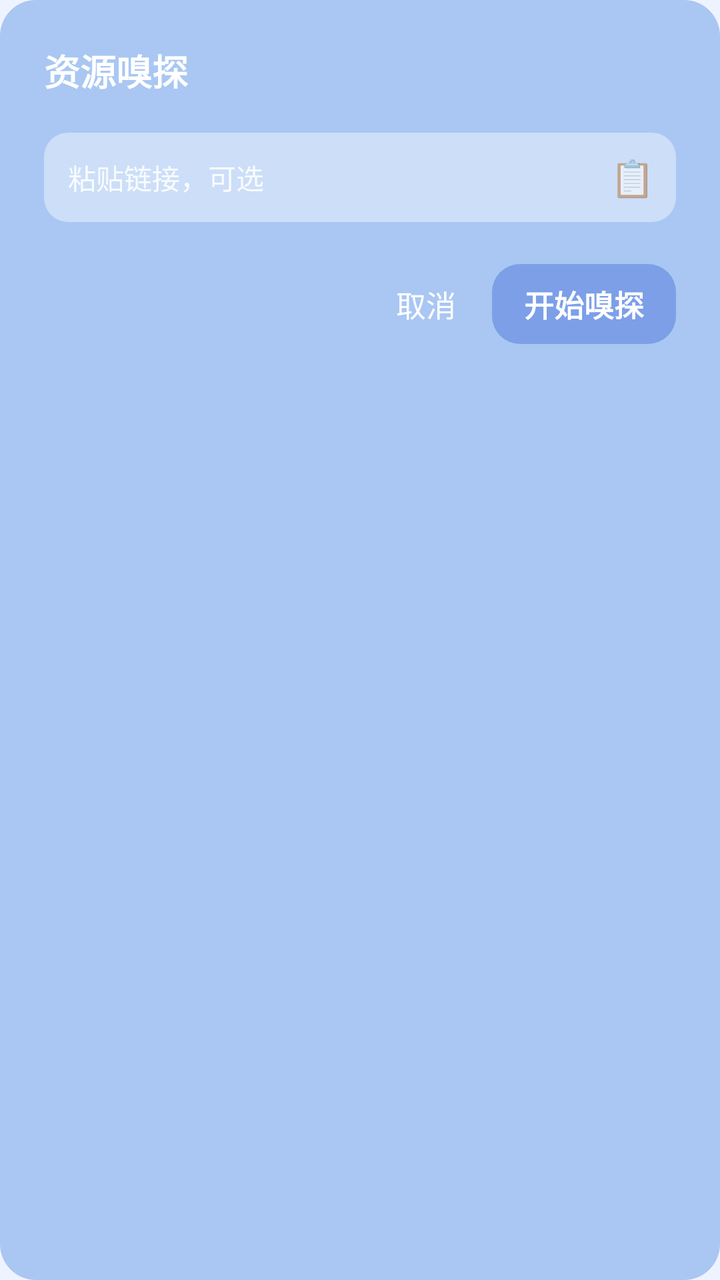
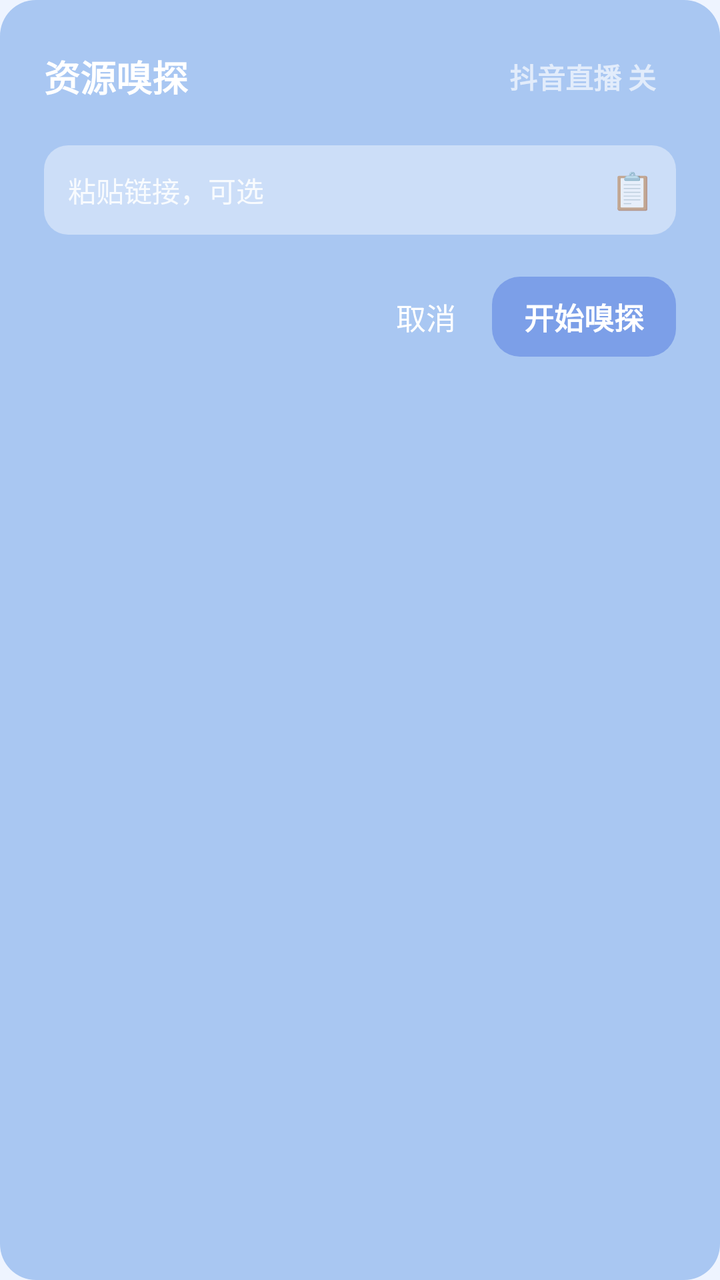

Before-and-after screenshots of an Android layout around one commit, followed by the original layout XML and the change that was made.
<!-- AndroidManifest.xml: application theme AppTheme -->
<!-- res/layout/dialog_sniff.xml -->
<?xml version="1.0" encoding="utf-8"?>
<LinearLayout xmlns:android="http://schemas.android.com/apk/res/android"
    android:layout_width="match_parent"
    android:layout_height="wrap_content"
    android:orientation="vertical"
    android:background="@drawable/bg_dialog_blue"
    android:padding="22dp">

    <TextView
        android:id="@+id/tv_dialog_title"
        android:layout_width="wrap_content"
        android:layout_height="wrap_content"
        android:text="资源嗅探"
        android:textColor="#FFFFFF"
        android:textSize="18sp"
        android:textStyle="bold"/>

    
    <LinearLayout
        android:layout_width="match_parent"
        android:layout_height="wrap_content"
        android:orientation="horizontal"
        android:gravity="center_vertical"
        android:layout_marginTop="18dp"
        android:background="@drawable/bg_input_flat">

        <EditText
            android:id="@+id/et_dialog_url"
            android:layout_width="0dp"
            android:layout_height="wrap_content"
            android:layout_weight="1"
            android:background="@null"
            android:padding="12dp"
            android:textColor="#FFFFFF"
            android:textColorHint="#DDFFFFFF"
            android:textSize="14sp"
            android:hint="粘贴链接，可选"
            android:maxLines="1"
            android:singleLine="true"
            android:inputType="textUri"/>

        <TextView
            android:id="@+id/btn_paste"
            android:layout_width="44dp"
            android:layout_height="44dp"
            android:gravity="center"
            android:text="📋"
            android:textSize="18sp"/>
    </LinearLayout>

    
    <LinearLayout
        android:layout_width="match_parent"
        android:layout_height="wrap_content"
        android:orientation="horizontal"
        android:gravity="right|center_vertical"
        android:layout_marginTop="20dp">

        <TextView
            android:id="@+id/btn_cancel"
            android:layout_width="wrap_content"
            android:layout_height="wrap_content"
            android:text="取消"
            android:textColor="#FFFFFF"
            android:textSize="15sp"
            android:padding="10dp"/>

        <TextView
            android:id="@+id/btn_go"
            android:layout_width="wrap_content"
            android:layout_height="wrap_content"
            android:layout_marginLeft="8dp"
            android:text="开始嗅探"
            android:textColor="#FFFFFF"
            android:textStyle="bold"
            android:textSize="15sp"
            android:paddingLeft="16dp" android:paddingRight="16dp"
            android:paddingTop="9dp" android:paddingBottom="9dp"
            android:background="@drawable/bg_btn_deep"/>
    </LinearLayout>
</LinearLayout>
<!-- resources referenced by this layout -->
<resources>
  <!-- drawable bg_btn_deep (drawable) -->
  <?xml version="1.0" encoding="utf-8"?>
  <shape xmlns:android="http://schemas.android.com/apk/res/android" android:shape="rectangle">
      <solid android:color="#7C9FE8"/>
      <corners android:radius="14dp"/>
  </shape>
  <!-- drawable bg_dialog_blue (drawable) -->
  <?xml version="1.0" encoding="utf-8"?>
  <shape xmlns:android="http://schemas.android.com/apk/res/android" android:shape="rectangle">
      <solid android:color="#A9C7F2"/>
      <corners android:radius="18dp"/>
  </shape>
  <!-- drawable bg_input_flat (drawable) -->
  <?xml version="1.0" encoding="utf-8"?>
  <shape xmlns:android="http://schemas.android.com/apk/res/android" android:shape="rectangle">
      <solid android:color="#66FFFFFF"/>
      <corners android:radius="12dp"/>
  </shape>
  <style name="AppTheme" parent="Theme.MaterialComponents.DayNight.NoActionBar">
          <item name="android:windowFullscreen">true</item>
          <item name="android:windowNoTitle">true</item>
          <item name="android:windowTranslucentNavigation">true</item>
          <item name="android:windowBackground">@color/bg</item>
          <item name="android:colorAccent">@color/blue2</item>
          <item name="colorPrimary">@color/blue2</item>
          <item name="colorSecondary">@color/blue2</item>
          <item name="android:colorControlHighlight">#22315CDE</item>
      </style>
  <color name="bg">#EEF4FF</color>
  <color name="blue2">#1677FF</color>
</resources>

<!-- the commit's change to res/layout/dialog_sniff.xml (unified diff, before → after) -->
@@ -6,14 +6,31 @@
     android:background="@drawable/bg_dialog_blue"
     android:padding="22dp">
 
-    <TextView
-        android:id="@+id/tv_dialog_title"
-        android:layout_width="wrap_content"
+    <LinearLayout
+        android:layout_width="match_parent"
         android:layout_height="wrap_content"
-        android:text="资源嗅探"
-        android:textColor="#FFFFFF"
-        android:textSize="18sp"
-        android:textStyle="bold"/>
+        android:orientation="horizontal"
+        android:gravity="center_vertical">
+        <TextView
+            android:id="@+id/tv_dialog_title"
+            android:layout_width="0dp"
+            android:layout_height="wrap_content"
+            android:layout_weight="1"
+            android:text="资源嗅探"
+            android:textColor="#FFFFFF"
+            android:textSize="18sp"
+            android:textStyle="bold"/>
+        <TextView
+            android:id="@+id/tv_douyin_live"
+            android:layout_width="wrap_content"
+            android:layout_height="wrap_content"
+            android:text="抖音直播 关"
+            android:textColor="#AAFFFFFF"
+            android:textSize="14sp"
+            android:textStyle="bold"
+            android:paddingLeft="10dp" android:paddingRight="10dp"
+            android:paddingTop="6dp" android:paddingBottom="6dp"/>
+    </LinearLayout>
 
     
     <LinearLayout
